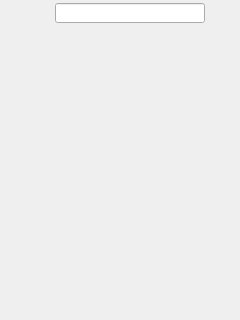
Qt form haina/codes/beluga/client/moblie/BelugaApp/belugamain.ui (north0808/haina) before a commit.
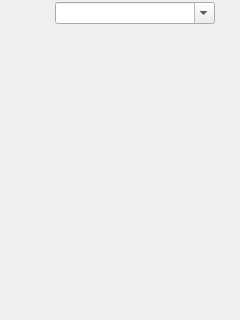
The same form after that commit. Icons and pictures are not drawn.

```diff
--- a/haina/codes/beluga/client/moblie/BelugaApp/belugamain.ui
+++ b/haina/codes/beluga/client/moblie/BelugaApp/belugamain.ui
@@ -16,38 +16,6 @@
   <property name="autoFillBackground">
    <bool>true</bool>
   </property>
-  <widget class="QLineEdit" name="search">
-   <property name="geometry">
-    <rect>
-     <x>55</x>
-     <y>3</y>
-     <width>150</width>
-     <height>20</height>
-    </rect>
-   </property>
-   <property name="text">
-    <string/>
-   </property>
-  </widget>
-  <widget class="QLabel" name="searchlabel">
-   <property name="geometry">
-    <rect>
-     <x>205</x>
-     <y>5</y>
-     <width>16</width>
-     <height>16</height>
-    </rect>
-   </property>
-   <property name="focusPolicy">
-    <enum>Qt::NoFocus</enum>
-   </property>
-   <property name="text">
-    <string/>
-   </property>
-   <property name="pixmap">
-    <pixmap resource="belugaapp.qrc">:/BelugaApp/Resources/images/search.png</pixmap>
-   </property>
-  </widget>
   <widget class="QPushButton" name="contactphoto">
    <property name="geometry">
     <rect>
@@ -73,6 +41,19 @@
     <bool>true</bool>
    </property>
   </widget>
+  <widget class="QComboBox" name="search">
+   <property name="geometry">
+    <rect>
+     <x>55</x>
+     <y>2</y>
+     <width>160</width>
+     <height>22</height>
+    </rect>
+   </property>
+   <property name="editable">
+    <bool>true</bool>
+   </property>
+  </widget>
  </widget>
  <resources>
   <include location="belugaapp.qrc"/>
```
